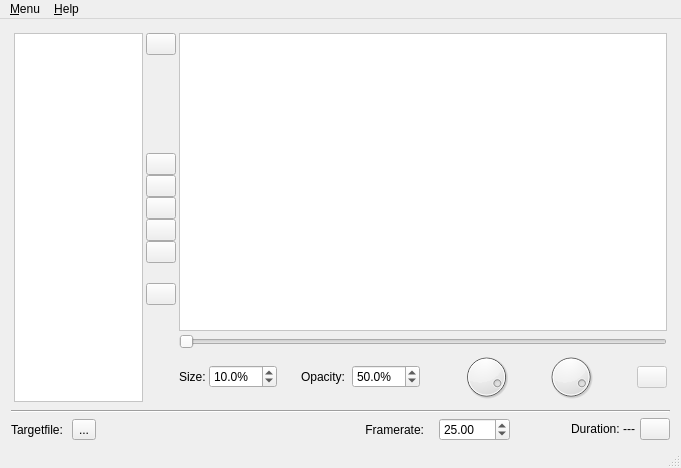
Qt form src/mainwindow.ui (wookenny/frameboy) before a commit.
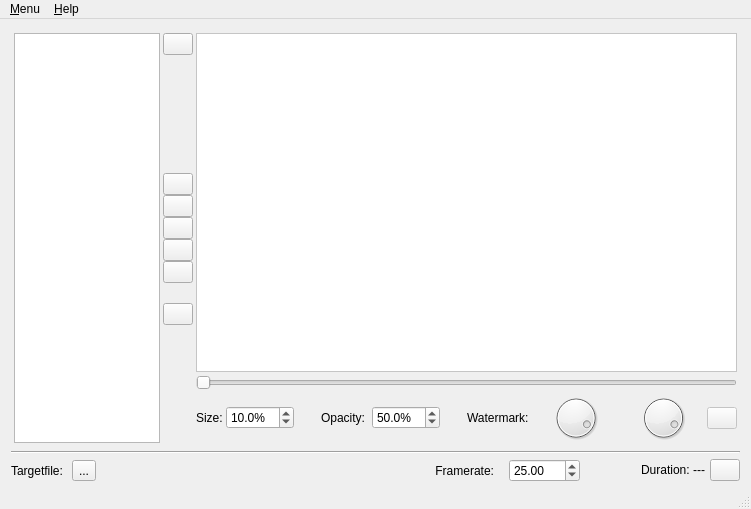
The same form after that commit. Icons and pictures are not drawn. Custom widgets are drawn as their Qt base class.

Commit message: Threads for faster image modification added, ui elements renamed

Patch:
```diff
--- a/src/mainwindow.ui
+++ b/src/mainwindow.ui
@@ -6,8 +6,8 @@
    <rect>
     <x>0</x>
     <y>0</y>
-    <width>681</width>
-    <height>468</height>
+    <width>751</width>
+    <height>509</height>
    </rect>
   </property>
   <property name="windowTitle">
@@ -63,10 +63,7 @@
             </sizepolicy>
            </property>
            <property name="styleSheet">
-            <string notr="true">background-image: url(:/icons/add.png);
-background-position: center center;
-background-repeat: none;
-background-color: rgb(255, 255, 255);</string>
+            <string notr="true"/>
            </property>
            <property name="lineWidth">
             <number>0</number>
@@ -599,7 +596,14 @@
              </spacer>
             </item>
             <item>
-             <widget class="QDial" name="dial_2">
+             <widget class="QLabel" name="labelWatermark">
+              <property name="text">
+               <string>Watermark: </string>
+              </property>
+             </widget>
+            </item>
+            <item>
+             <widget class="QDial" name="watermark_x_dial">
               <property name="toolTip">
                <string>watermark position on x-axis: 90%</string>
               </property>
@@ -633,19 +637,6 @@
               </property>
              </widget>
             </item>
-            <item>
-             <spacer name="horizontalSpacer">
-              <property name="orientation">
-               <enum>Qt::Horizontal</enum>
-              </property>
-              <property name="sizeHint" stdset="0">
-               <size>
-                <width>40</width>
-                <height>20</height>
-               </size>
-              </property>
-             </spacer>
-            </item>
             <item>
              <widget class="QPushButton" name="load_watermark">
               <property name="enabled">
@@ -698,7 +689,7 @@
     <rect>
      <x>0</x>
      <y>0</y>
-     <width>681</width>
+     <width>751</width>
      <height>25</height>
     </rect>
    </property>
```
Left out of the diff: 31 changed lines with no effect on the pictures. The commit also changes 4 other files.
